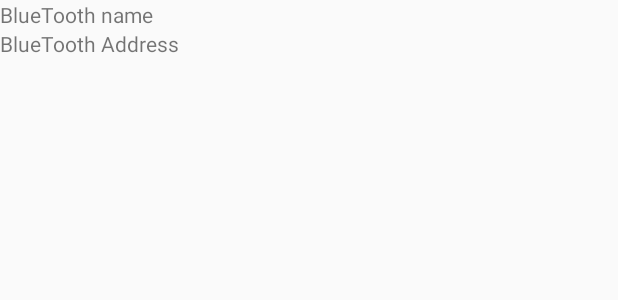
After one commit to maseletrico/BeerBottleFilling, an Android app: the layout recycler_view_row.xml on its own in the app's theme, with its tools: preview values and no code run, on a phone screen of 412 x 824 dp. The commit adds this screen. Shown: the top 300 px of the screen. Run offline under Robolectric (Android 15) with nearby library versions, the phone set to English and light mode, and no system bars.

Commit message:
Recycler view listing devices

```diff
--- a/app/build.gradle
+++ b/app/build.gradle
@@ -30,6 +30,7 @@ dependencies {
     implementation 'androidx.core:core-ktx:1.3.2'
     implementation 'androidx.appcompat:appcompat:1.2.0'
     implementation 'androidx.constraintlayout:constraintlayout:2.0.2'
+    implementation 'androidx.recyclerview:recyclerview:1.1.0'
     testImplementation 'junit:junit:4.12'
     androidTestImplementation 'androidx.test.ext:junit:1.1.2'
     androidTestImplementation 'androidx.test.espresso:espresso-core:3.3.0'
--- /dev/null
+++ b/app/src/main/java/com/maseletrico/beerbottlefilling/BlueToothInfo.kt
@@ -0,0 +1,6 @@
+package com.maseletrico.beerbottlefilling
+
+data class BlueToothInfo (
+    var name: String,
+    var Address: String
+)
--- /dev/null
+++ b/app/src/main/res/layout/recycler_view_row.xml
@@ -0,0 +1,25 @@
+<?xml version="1.0" encoding="utf-8"?>
+<androidx.constraintlayout.widget.ConstraintLayout
+    xmlns:android="http://schemas.android.com/apk/res/android"
+    xmlns:app="http://schemas.android.com/apk/res-auto"
+    xmlns:tools="http://schemas.android.com/tools"
+    android:id="@+id/clBlueToothRow"
+    android:layout_width="match_parent"
+    android:layout_height="wrap_content">
+
+    <TextView
+        android:id="@+id/tvBlueToothName"
+        android:layout_width="wrap_content"
+        android:layout_height="wrap_content"
+        tools:text="BlueTooth name"
+        app:layout_constraintStart_toStartOf="parent"
+        app:layout_constraintTop_toTopOf="parent" />
+    <TextView
+        android:id="@+id/tvBlueToothAddress"
+        android:layout_width="wrap_content"
+        android:layout_height="wrap_content"
+        android:text="BlueTooth Address"
+        app:layout_constraintStart_toStartOf="parent"
+        app:layout_constraintTop_toBottomOf="@+id/tvBlueToothName" />
+
+</androidx.constraintlayout.widget.ConstraintLayout>
```
Also changed, not shown: app/src/main/java/com/maseletrico/beerbottlefilling/BlueToothEXtensions.kt (+19 -9 lines), app/src/main/java/com/maseletrico/beerbottlefilling/BlueToothService.kt (added, +65 -0 lines), app/src/main/java/com/maseletrico/beerbottlefilling/MainActivity.kt (+30 -5 lines), app/src/main/java/com/maseletrico/beerbottlefilling/PairedAdapter.kt (added, +64 -0 lines), app/src/main/res/layout/activity_main.xml (+9 -7 lines).
